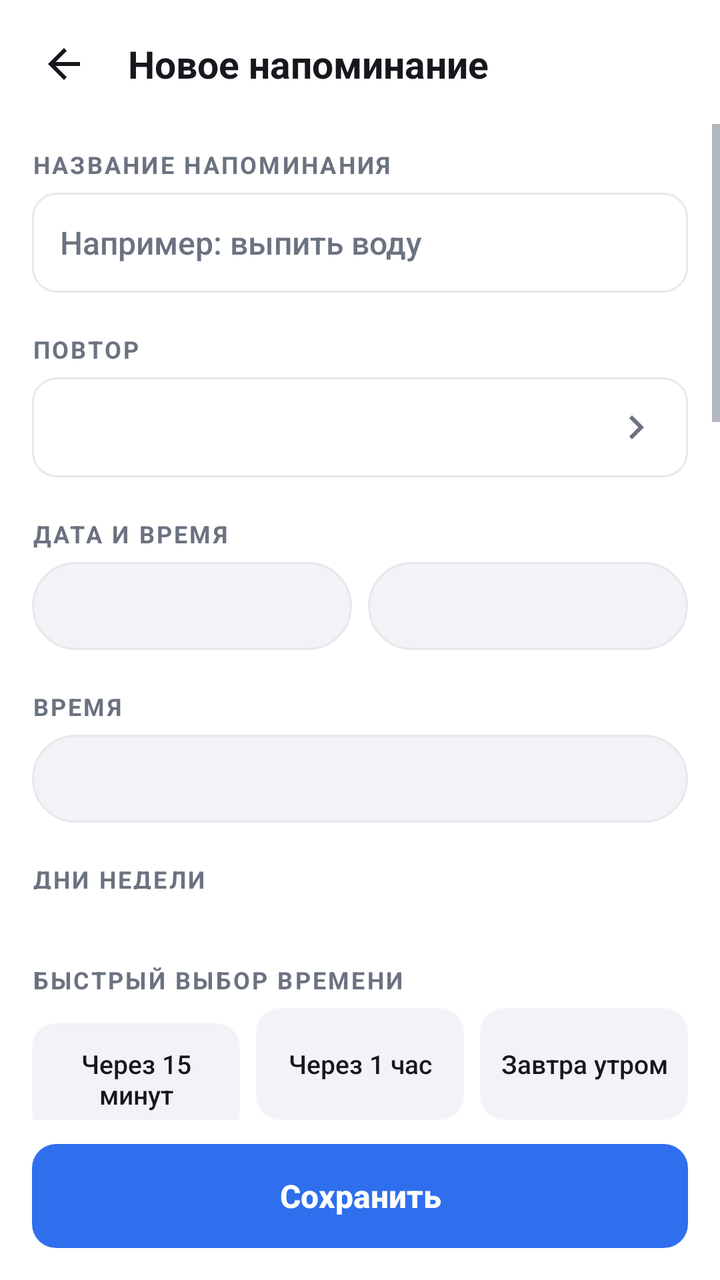
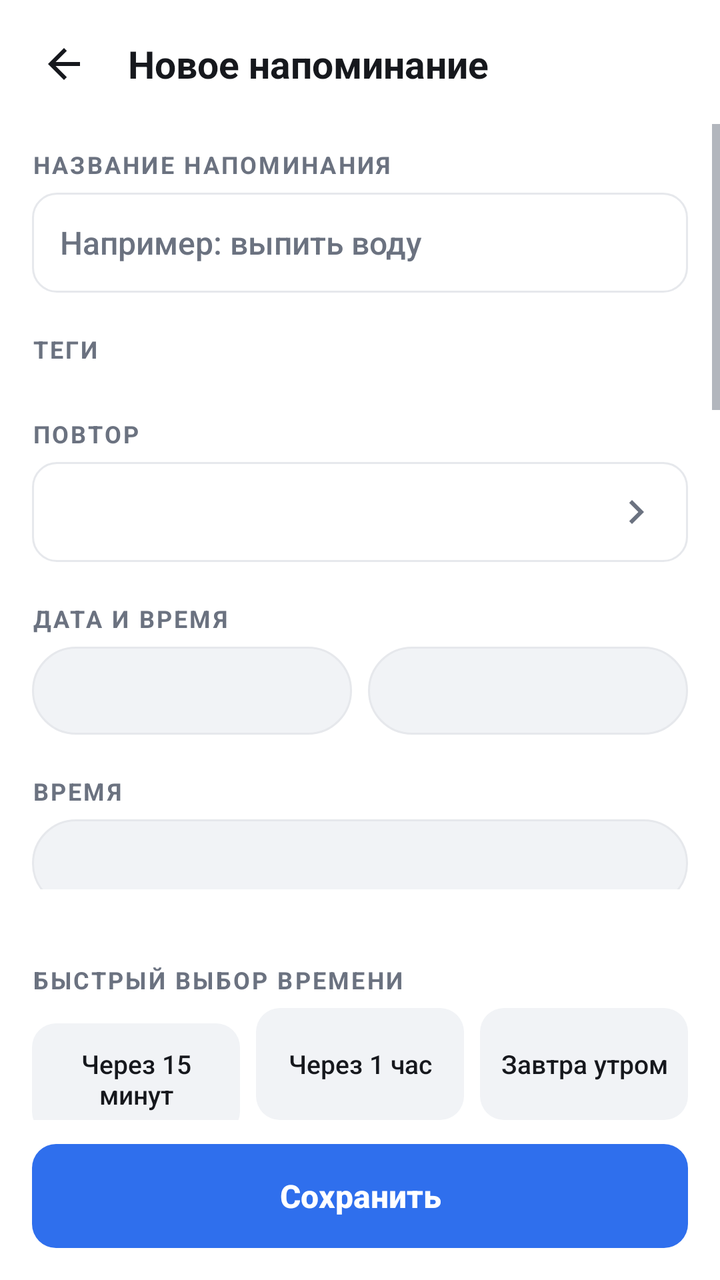

Two renders of the same Android screen: before a commit and after it. Below are the layout's source before the change and the commit's diff.
<!-- AndroidManifest.xml: application theme Theme.Ritmo -->
<!-- res/layout/activity_edit.xml -->
<?xml version="1.0" encoding="utf-8"?>
<LinearLayout xmlns:android="http://schemas.android.com/apk/res/android"
    android:id="@+id/root"
    android:layout_width="match_parent"
    android:layout_height="match_parent"
    android:background="?attr/ritmoWindowBackground"
    android:orientation="vertical">

    <LinearLayout
        android:layout_width="match_parent"
        android:layout_height="wrap_content"
        android:gravity="center_vertical"
        android:orientation="horizontal"
        android:paddingStart="8dp"
        android:paddingEnd="16dp"
        android:paddingTop="8dp"
        android:paddingBottom="6dp">

        <ImageButton
            android:id="@+id/back_button"
            android:layout_width="48dp"
            android:layout_height="48dp"
            android:background="?android:attr/selectableItemBackgroundBorderless"
            android:contentDescription="@string/back"
            android:scaleType="center"
            android:src="@drawable/ic_arrow_back" />

        <TextView
            android:id="@+id/screen_title"
            android:layout_width="0dp"
            android:layout_height="wrap_content"
            android:layout_marginStart="8dp"
            android:layout_weight="1"
            android:text="@string/new_title"
            android:textColor="?attr/ritmoTextPrimary"
            android:textSize="19sp"
            android:textStyle="bold" />

        
        <TextView
            android:id="@+id/autosave_status"
            android:layout_width="wrap_content"
            android:layout_height="wrap_content"
            android:layout_marginStart="8dp"
            android:textColor="?attr/ritmoTextSecondary"
            android:textSize="13sp" />
    </LinearLayout>

    <ScrollView
        android:layout_width="match_parent"
        android:layout_height="0dp"
        android:layout_weight="1"
        android:clipToPadding="false"
        android:fillViewport="true">

        <LinearLayout
            android:layout_width="match_parent"
            android:layout_height="wrap_content"
            android:orientation="vertical"
            android:paddingStart="16dp"
            android:paddingEnd="16dp"
            android:paddingTop="12dp"
            android:paddingBottom="16dp">

            <TextView
                style="@style/Widget.Ritmo.SectionLabel"
                android:layout_width="match_parent"
                android:layout_height="wrap_content"
                android:text="@string/field_title" />

            <EditText
                android:id="@+id/title_input"
                android:layout_width="match_parent"
                android:layout_height="wrap_content"
                android:layout_marginTop="6dp"
                android:background="@drawable/field_background"
                android:hint="@string/title_hint"
                android:importantForAutofill="no"
                android:inputType="textCapSentences"
                android:maxLength="120"
                android:minHeight="50dp"
                android:paddingStart="14dp"
                android:paddingEnd="14dp"
                android:textColor="?attr/ritmoTextPrimary"
                android:textColorHint="?attr/ritmoTextSecondary"
                android:textSize="16sp"
                android:selectAllOnFocus="true" />

            <TextView
                style="@style/Widget.Ritmo.SectionLabel"
                android:layout_width="match_parent"
                android:layout_height="wrap_content"
                android:layout_marginTop="20dp"
                android:text="@string/repeat_label" />

            <Spinner
                android:id="@+id/repeat_spinner"
                android:layout_width="match_parent"
                android:layout_height="wrap_content"
                android:layout_marginTop="6dp"
                android:background="@drawable/field_background_select"
                android:minHeight="50dp"
                android:paddingStart="14dp"
                android:paddingEnd="38dp" />

            
            <LinearLayout
                android:id="@+id/date_time_block"
                android:layout_width="match_parent"
                android:layout_height="wrap_content"
                android:orientation="vertical">

                <TextView
                    android:id="@+id/date_time_label"
                    style="@style/Widget.Ritmo.SectionLabel"
                    android:layout_width="match_parent"
                    android:layout_height="wrap_content"
                    android:layout_marginTop="20dp"
                    android:text="@string/date_time_label" />

                <LinearLayout
                    android:layout_width="match_parent"
                    android:layout_height="wrap_content"
                    android:layout_marginTop="6dp"
                    android:orientation="horizontal">

                    <Button
                        android:id="@+id/date_button"
                        style="@style/Widget.Ritmo.Button.Pill"
                        android:layout_width="0dp"
                        android:layout_height="wrap_content"
                        android:layout_weight="1" />

                    <Button
                        android:id="@+id/time_button"
                        style="@style/Widget.Ritmo.Button.Pill"
                        android:layout_width="0dp"
                        android:layout_height="wrap_content"
                        android:layout_marginStart="8dp"
                        android:layout_weight="1" />
                </LinearLayout>
            </LinearLayout>

            
            <LinearLayout
                android:id="@+id/time_block"
                android:layout_width="match_parent"
                android:layout_height="wrap_content"
                android:orientation="vertical">

                <TextView
                    style="@style/Widget.Ritmo.SectionLabel"
                    android:layout_width="match_parent"
                    android:layout_height="wrap_content"
                    android:layout_marginTop="20dp"
                    android:text="@string/time_label" />

                <Button
                    android:id="@+id/time_button_only"
                    style="@style/Widget.Ritmo.Button.Pill"
                    android:layout_width="match_parent"
                    android:layout_height="wrap_content"
                    android:layout_marginTop="6dp" />
            </LinearLayout>

            
            <LinearLayout
                android:id="@+id/weekly_block"
                android:layout_width="match_parent"
                android:layout_height="wrap_content"
                android:orientation="vertical">

                <TextView
                    style="@style/Widget.Ritmo.SectionLabel"
                    android:layout_width="match_parent"
                    android:layout_height="wrap_content"
                    android:layout_marginTop="20dp"
                    android:text="@string/week_days_label" />

                <LinearLayout
                    android:layout_width="match_parent"
                    android:layout_height="wrap_content"
                    android:layout_marginTop="6dp"
                    android:orientation="horizontal">

                    <CheckBox
                        android:id="@+id/week_day_0"
                        android:layout_width="0dp"
                        android:layout_height="wrap_content"
                        android:layout_weight="1"
                        android:background="@drawable/segment_background"
                        android:button="@null"
                        android:gravity="center"
                        android:minHeight="42dp"
                        android:text="@string/week_day_mon"
                        android:textColor="@color/chip_text"
                        android:textSize="13sp"
                        android:textStyle="bold" />

                    <CheckBox
                        android:id="@+id/week_day_1"
                        android:layout_width="0dp"
                        android:layout_height="wrap_content"
                        android:layout_marginStart="6dp"
                        android:layout_weight="1"
                        android:background="@drawable/segment_background"
                        android:button="@null"
                        android:gravity="center"
                        android:minHeight="42dp"
                        android:text="@string/week_day_tue"
                        android:textColor="@color/chip_text"
                        android:textSize="13sp"
                        android:textStyle="bold" />

                    <CheckBox
                        android:id="@+id/week_day_2"
                        android:layout_width="0dp"
                        android:layout_height="wrap_content"
                        android:layout_marginStart="6dp"
                        android:layout_weight="1"
                        android:background="@drawable/segment_background"
                        android:button="@null"
                        android:gravity="center"
                        android:minHeight="42dp"
                        android:text="@string/week_day_wed"
                        android:textColor="@color/chip_text"
                        android:textSize="13sp"
                        android:textStyle="bold" />

                    <CheckBox
                        android:id="@+id/week_day_3"
                        android:layout_width="0dp"
                        android:layout_height="wrap_content"
                        android:layout_marginStart="6dp"
                        android:layout_weight="1"
                        android:background="@drawable/segment_background"
                        android:button="@null"
                        android:gravity="center"
                        android:minHeight="42dp"
                        android:text="@string/week_day_thu"
                        android:textColor="@color/chip_text"
                        android:textSize="13sp"
                        android:textStyle="bold" />
                </LinearLayout>

                <LinearLayout
                    android:layout_width="match_parent"
                    android:layout_height="wrap_content"
                    android:layout_marginTop="6dp"
                    android:orientation="horizontal">

                    <CheckBox
                        android:id="@+id/week_day_4"
                        android:layout_width="0dp"
                        android:layout_height="wrap_content"
                        android:layout_weight="1"
                        android:background="@drawable/segment_background"
                        android:button="@null"
                        android:gravity="center"
                        android:minHeight="42dp"
                        android:text="@string/week_day_fri"
                        android:textColor="@color/chip_text"
                        android:textSize="13sp"
                        android:textStyle="bold" />

                    <CheckBox
                        android:id="@+id/week_day_5"
                        android:layout_width="0dp"
                        android:layout_height="wrap_content"
                        android:layout_marginStart="6dp"
                        android:layout_weight="1"
                        android:background="@drawable/segment_background"
                        android:button="@null"
                        android:gravity="center"
                        android:minHeight="42dp"
                        android:text="@string/week_day_sat"
                        android:textColor="@color/chip_text"
                        android:textSize="13sp"
                        android:textStyle="bold" />

                    <CheckBox
                        android:id="@+id/week_day_6"
                        android:layout_width="0dp"
                        android:layout_height="wrap_content"
                        android:layout_marginStart="6dp"
                        android:layout_weight="1"
                        android:background="@drawable/segment_background"
                        android:button="@null"
                        android:gravity="center"
                        android:minHeight="42dp"
                        android:text="@string/week_day_sun"
                        android:textColor="@color/chip_text"
                        android:textSize="13sp"
                        android:textStyle="bold" />

                    <View
                        android:layout_width="0dp"
                        android:layout_height="1dp"
                        android:layout_marginStart="6dp"
                        android:layout_weight="1" />
                </LinearLayout>
            </LinearLayout>

            
            <LinearLayout
                android:id="@+id/monthly_block"
                android:layout_width="match_parent"
                android:layout_height="wrap_content"
                android:orientation="vertical">

                <TextView
                    style="@style/Widget.Ritmo.SectionLabel"
                    android:layout_width="match_parent"
                    android:layout_height="wrap_content"
                    android:layout_marginTop="20dp"
                    android:text="@string/monthly_day_label" />

                <LinearLayout
                    android:layout_width="match_parent"
                    android:layout_height="wrap_content"
                    android:layout_marginTop="6dp"
                    android:gravity="center_vertical"
                    android:orientation="horizontal">

                    <EditText
                        android:id="@+id/month_day_input"
                        android:layout_width="64dp"
                        android:layout_height="wrap_content"
                        android:background="@drawable/field_background"
                        android:gravity="center"
                        android:hint="@string/month_day_hint"
                        android:importantForAutofill="no"
                        android:inputType="number"
                        android:maxLength="2"
                        android:minHeight="44dp"
                        android:textColor="?attr/ritmoTextPrimary"
                        android:textColorHint="?attr/ritmoTextSecondary"
                        android:textSize="16sp"
                        android:textStyle="bold"
                        android:selectAllOnFocus="true" />

                    <TextView
                        android:layout_width="0dp"
                        android:layout_height="wrap_content"
                        android:layout_marginStart="12dp"
                        android:layout_weight="1"
                        android:text="@string/month_day_suffix"
                        android:textColor="?attr/ritmoTextSecondary"
                        android:textSize="14sp" />
                </LinearLayout>
            </LinearLayout>

            
            <LinearLayout
                android:id="@+id/yearly_block"
                android:layout_width="match_parent"
                android:layout_height="wrap_content"
                android:orientation="vertical">

                <TextView
                    style="@style/Widget.Ritmo.SectionLabel"
                    android:layout_width="match_parent"
                    android:layout_height="wrap_content"
                    android:layout_marginTop="20dp"
                    android:text="@string/yearly_date_label" />

                <LinearLayout
                    android:layout_width="match_parent"
                    android:layout_height="wrap_content"
                    android:layout_marginTop="6dp"
                    android:gravity="center_vertical"
                    android:orientation="horizontal">

                    <Spinner
                        android:id="@+id/year_month_spinner"
                        android:layout_width="0dp"
                        android:layout_height="wrap_content"
                        android:layout_weight="1"
                        android:background="@drawable/field_background_select"
                        android:minHeight="44dp"
                        android:paddingStart="14dp"
                        android:paddingEnd="38dp" />

                    <EditText
                        android:id="@+id/year_day_input"
                        android:layout_width="64dp"
                        android:layout_height="wrap_content"
                        android:layout_marginStart="8dp"
                        android:background="@drawable/field_background"
                        android:gravity="center"
                        android:hint="@string/yearly_day_hint"
                        android:importantForAutofill="no"
                        android:inputType="number"
                        android:maxLength="2"
                        android:minHeight="44dp"
                        android:textColor="?attr/ritmoTextPrimary"
                        android:textColorHint="?attr/ritmoTextSecondary"
                        android:textSize="16sp"
                        android:textStyle="bold"
                        android:selectAllOnFocus="true" />

                    <TextView
                        android:layout_width="wrap_content"
                        android:layout_height="wrap_content"
                        android:layout_marginStart="8dp"
                        android:text="@string/yearly_day_suffix"
                        android:textColor="?attr/ritmoTextSecondary"
                        android:textSize="14sp" />
                </LinearLayout>
            </LinearLayout>

            
            <LinearLayout
                android:id="@+id/interval_block"
                android:layout_width="match_parent"
                android:layout_height="wrap_content"
                android:orientation="vertical">

                <TextView
                    style="@style/Widget.Ritmo.SectionLabel"
                    android:layout_width="match_parent"
                    android:layout_height="wrap_content"
                    android:layout_marginTop="20dp"
                    android:text="@string/interval_label" />

                <LinearLayout
                    android:layout_width="match_parent"
                    android:layout_height="wrap_content"
                    android:layout_marginTop="6dp"
                    android:gravity="center_vertical"
                    android:orientation="horizontal">

                    <EditText
                        android:id="@+id/interval_input"
                        android:layout_width="64dp"
                        android:layout_height="wrap_content"
                        android:background="@drawable/field_background"
                        android:gravity="center"
                        android:hint="@string/interval_hint"
                        android:importantForAutofill="no"
                        android:inputType="number"
                        android:maxLength="3"
                        android:minHeight="44dp"
                        android:textColor="?attr/ritmoTextPrimary"
                        android:textColorHint="?attr/ritmoTextSecondary"
                        android:textSize="16sp"
                        android:textStyle="bold"
                        android:selectAllOnFocus="true" />

                    <RadioGroup
                        android:id="@+id/interval_unit_group"
                        android:layout_width="0dp"
                        android:layout_height="wrap_content"
                        android:layout_marginStart="10dp"
                        android:layout_weight="1"
                        android:orientation="horizontal">

                        <RadioButton
                            android:id="@+id/interval_unit_minutes"
                            android:layout_width="0dp"
                            android:layout_height="wrap_content"
                            android:layout_weight="1"
                            android:background="@drawable/segment_background"
                            android:button="@null"
                            android:gravity="center"
                            android:minHeight="44dp"
                            android:text="@string/interval_unit_minutes"
                            android:textColor="@color/chip_text"
                            android:textSize="13sp"
                            android:textStyle="bold" />

                        <RadioButton
                            android:id="@+id/interval_unit_hours"
                            android:layout_width="0dp"
                            android:layout_height="wrap_content"
                            android:layout_marginStart="6dp"
                            android:layout_weight="1"
                            android:background="@drawable/segment_background"
                            android:button="@null"
                            android:gravity="center"
                            android:minHeight="44dp"
                            android:text="@string/interval_unit_hours"
                            android:textColor="@color/chip_text"
                            android:textSize="13sp"
                            android:textStyle="bold" />
                    </RadioGroup>
                </LinearLayout>

                <Switch
                    android:id="@+id/window_switch"
                    android:layout_width="match_parent"
                    android:layout_height="wrap_content"
                    android:layout_marginTop="12dp"
                    android:minHeight="48dp"
                    android:text="@string/window_limit"
                    android:textColor="?attr/ritmoTextPrimary"
                    android:textSize="15sp"
                    android:thumb="@drawable/switch_thumb"
                    android:track="@drawable/switch_track" />

                <LinearLayout
                    android:id="@+id/window_row"
                    android:layout_width="match_parent"
                    android:layout_height="wrap_content"
                    android:layout_marginTop="6dp"
                    android:orientation="horizontal">

                    <Button
                        android:id="@+id/window_start_button"
                        style="@style/Widget.Ritmo.Button.Pill"
                        android:layout_width="0dp"
                        android:layout_height="wrap_content"
                        android:layout_weight="1" />

                    <Button
                        android:id="@+id/window_end_button"
                        style="@style/Widget.Ritmo.Button.Pill"
                        android:layout_width="0dp"
                        android:layout_height="wrap_content"
                        android:layout_marginStart="8dp"
                        android:layout_weight="1" />
                </LinearLayout>
            </LinearLayout>

            
            <LinearLayout
                android:id="@+id/every_n_block"
                android:layout_width="match_parent"
                android:layout_height="wrap_content"
                android:orientation="vertical">

                <TextView
                    style="@style/Widget.Ritmo.SectionLabel"
                    android:layout_width="match_parent"
                    android:layout_height="wrap_content"
                    android:layout_marginTop="20dp"
                    android:text="@string/every_n_days_label" />

                <LinearLayout
                    android:layout_width="match_parent"
                    android:layout_height="wrap_content"
                    android:layout_marginTop="6dp"
                    android:gravity="center_vertical"
                    android:orientation="horizontal">

                    <EditText
                        android:id="@+id/every_days_input"
                        android:layout_width="64dp"
                        android:layout_height="wrap_content"
                        android:background="@drawable/field_background"
                        android:gravity="center"
                        android:hint="@string/every_n_days_hint"
                        android:importantForAutofill="no"
                        android:inputType="number"
                        android:maxLength="2"
                        android:minHeight="44dp"
                        android:textColor="?attr/ritmoTextPrimary"
                        android:textColorHint="?attr/ritmoTextSecondary"
                        android:textSize="16sp"
                        android:textStyle="bold"
                        android:selectAllOnFocus="true" />

                    <TextView
                        android:layout_width="0dp"
                        android:layout_height="wrap_content"
                        android:layout_marginStart="12dp"
                        android:layout_weight="1"
                        android:text="@string/every_n_days_suffix"
                        android:textColor="?attr/ritmoTextSecondary"
                        android:textSize="14sp" />
                </LinearLayout>
            </LinearLayout>

            <TextView
                android:id="@+id/note"
                android:layout_width="match_parent"
                android:layout_height="wrap_content"
                android:layout_marginTop="12dp"
                android:textColor="?attr/ritmoTextSecondary"
                android:textSize="13sp" />

        </LinearLayout>
    </ScrollView>

    
    <LinearLayout
        android:layout_width="match_parent"
        android:layout_height="wrap_content"
        android:orientation="vertical"
        android:paddingStart="16dp"
        android:paddingEnd="16dp"
        android:paddingTop="8dp"
        android:paddingBottom="16dp">

        <TextView
            android:id="@+id/schedule_value"
            android:layout_width="match_parent"
            android:layout_height="wrap_content"
            android:gravity="center"
            android:textColor="?attr/ritmoTextSecondary"
            android:textSize="14sp" />

        <LinearLayout
            android:id="@+id/presets_block"
            android:layout_width="match_parent"
            android:layout_height="wrap_content"
            android:orientation="vertical">

            <TextView
                style="@style/Widget.Ritmo.SectionLabel"
                android:layout_width="match_parent"
                android:layout_height="wrap_content"
                android:layout_marginTop="10dp"
                android:text="@string/quick_pick" />

            <LinearLayout
                android:layout_width="match_parent"
                android:layout_height="wrap_content"
                android:layout_marginTop="6dp"
                android:orientation="horizontal">

                <Button
                    android:id="@+id/preset_15_min"
                    style="@style/Widget.Ritmo.Button.Preset"
                    android:layout_width="0dp"
                    android:layout_height="wrap_content"
                    android:layout_weight="1"
                    android:text="@string/preset_15_min" />

                <Button
                    android:id="@+id/preset_1_hour"
                    style="@style/Widget.Ritmo.Button.Preset"
                    android:layout_width="0dp"
                    android:layout_height="wrap_content"
                    android:layout_marginStart="8dp"
                    android:layout_weight="1"
                    android:text="@string/preset_1_hour" />

                <Button
                    android:id="@+id/preset_tomorrow"
                    style="@style/Widget.Ritmo.Button.Preset"
                    android:layout_width="0dp"
                    android:layout_height="wrap_content"
                    android:layout_marginStart="8dp"
                    android:layout_weight="1"
                    android:text="@string/preset_tomorrow" />
            </LinearLayout>
        </LinearLayout>

        <Button
            android:id="@+id/save_button"
            style="@style/Widget.Ritmo.Button.Primary"
            android:layout_width="match_parent"
            android:layout_height="wrap_content"
            android:layout_marginTop="12dp"
            android:text="@string/save" />

    </LinearLayout>
</LinearLayout>
<!-- resources referenced by this layout -->
<resources>
  <string name="back">Назад</string>
  <string name="date_time_label">Дата и время</string>
  <string name="every_n_days_hint">3</string>
  <string name="every_n_days_label">Повторять каждые N дней</string>
  <string name="every_n_days_suffix">дней</string>
  <string name="field_title">Название напоминания</string>
  <string name="interval_hint">30</string>
  <string name="interval_label">Интервал</string>
  <string name="interval_unit_hours">Часов</string>
  <string name="interval_unit_minutes">Минут</string>
  <string name="month_day_hint">15</string>
  <string name="month_day_suffix">числа месяца</string>
  <string name="monthly_day_label">День месяца</string>
  <string name="new_title">Новое напоминание</string>
  <string name="preset_15_min">Через 15 минут</string>
  <string name="preset_1_hour">Через 1 час</string>
  <string name="preset_tomorrow">Завтра утром</string>
  <string name="quick_pick">Быстрый выбор времени</string>
  <string name="repeat_label">Повтор</string>
  <string name="save">Сохранить</string>
  <string name="time_label">Время</string>
  <string name="title_hint">Например: выпить воду</string>
  <string name="week_day_fri">Пт</string>
  <string name="week_day_mon">Пн</string>
  <string name="week_day_sat">Сб</string>
  <string name="week_day_sun">Вс</string>
  <string name="week_day_thu">Чт</string>
  <string name="week_day_tue">Вт</string>
  <string name="week_day_wed">Ср</string>
  <string name="week_days_label">Дни недели</string>
  <string name="window_limit">Только в заданные часы</string>
  <string name="yearly_date_label">Дата</string>
  <string name="yearly_day_hint">15</string>
  <string name="yearly_day_suffix">число</string>
  <style name="Widget.Ritmo.Button.Pill">
          <item name="android:background">@drawable/button_pill</item>
          <item name="android:minHeight">44dp</item>
          <item name="android:textSize">14sp</item>
          <item name="android:paddingStart">14dp</item>
          <item name="android:paddingEnd">14dp</item>
      </style>
  <style name="Widget.Ritmo.Button.Preset">
          <item name="android:minHeight">56dp</item>
          <item name="android:textSize">13sp</item>
          <item name="android:maxLines">2</item>
          <item name="android:paddingStart">8dp</item>
          <item name="android:paddingEnd">8dp</item>
      </style>
  <style name="Widget.Ritmo.Button.Primary">
          <item name="android:background">@drawable/button_primary</item>
          <item name="android:textColor">@color/on_accent</item>
          <item name="android:textSize">16sp</item>
          <item name="android:textStyle">bold</item>
          <item name="android:minHeight">52dp</item>
      </style>
  <style name="Widget.Ritmo.SectionLabel" parent="">
          <item name="android:textColor">?attr/ritmoTextSecondary</item>
          <item name="android:textSize">12sp</item>
          <item name="android:textStyle">bold</item>
          <item name="android:textAllCaps">true</item>
          <item name="android:letterSpacing">0.09</item>
      </style>
  <color name="on_accent">#FFFFFF</color>
  <color name="window_background_light">#FFFFFF</color>
  <color name="accent">#2F6FED</color>
  <color name="text_primary_light">#16181D</color>
  <color name="text_secondary_light">#6B7280</color>
  <color name="card_background_light">#FFFFFF</color>
  <color name="line_light">#E6E8EC</color>
  <color name="accent_soft_light">#E8F0FE</color>
  <color name="chip_background_light">#F1F3F6</color>
  <color name="chip_pressed_light">#E6E8EC</color>
  <color name="field_background_light">#FFFFFF</color>
  <color name="switch_track_off_light">#D7DBE2</color>
  <color name="switch_thumb_off_light">#FFFFFF</color>
  <color name="success_light">#1D7A3E</color>
  <color name="success_soft_light">#E6F4EA</color>
  <color name="accent_pressed">#245FD6</color>
  <!-- unchanged entries left out for length: 12 -->
</resources>

<!-- the commit's change to res/layout/activity_edit.xml (unified diff, before → after) -->
@@ -85,6 +85,36 @@
                 android:textColorHint="?attr/ritmoTextSecondary"
                 android:textSize="16sp"
                 android:selectAllOnFocus="true" />
+
+            <TextView
+                style="@style/Widget.Ritmo.SectionLabel"
+                android:layout_width="match_parent"
+                android:layout_height="wrap_content"
+                android:layout_marginTop="20dp"
+                android:text="@string/tags_label" />
+
+            <HorizontalScrollView
+                android:layout_width="match_parent"
+                android:layout_height="wrap_content"
+                android:layout_marginTop="6dp"
+                android:scrollbars="none">
+
+                <LinearLayout
+                    android:id="@+id/tags_container"
+                    android:layout_width="wrap_content"
+                    android:layout_height="wrap_content"
+                    android:orientation="horizontal" />
+            </HorizontalScrollView>
+
+            <TextView
+                android:id="@+id/tags_empty"
+                android:layout_width="match_parent"
+                android:layout_height="wrap_content"
+                android:layout_marginTop="6dp"
+                android:text="@string/tags_none_available"
+                android:textColor="?attr/ritmoTextSecondary"
+                android:textSize="13sp"
+                android:visibility="gone" />
 
             <TextView
                 style="@style/Widget.Ritmo.SectionLabel"
<!-- resource entries referenced after the edit -->
@@ -20,6 +20,8 @@
   <string name="quick_pick">Быстрый выбор времени</string>
   <string name="repeat_label">Повтор</string>
   <string name="save">Сохранить</string>
+  <string name="tags_label">Теги</string>
+  <string name="tags_none_available">Тегов пока нет. Создайте их кнопкой «Теги» на главном экране.</string>
   <string name="time_label">Время</string>
   <string name="title_hint">Например: выпить воду</string>
   <string name="week_day_fri">Пт</string>
